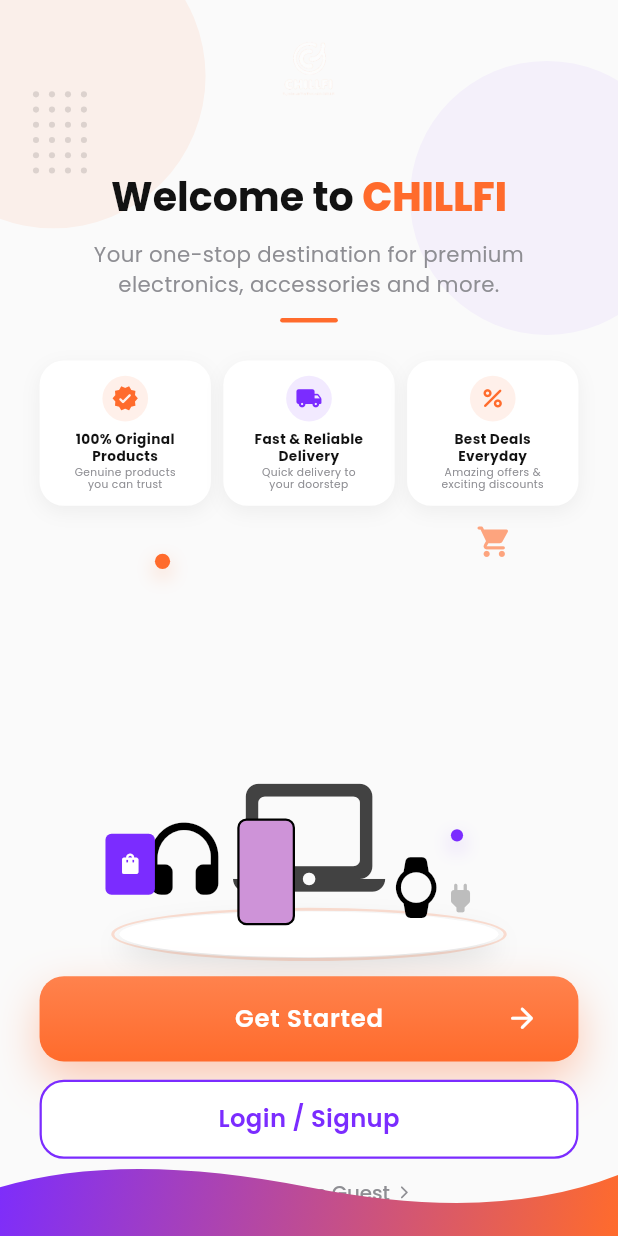
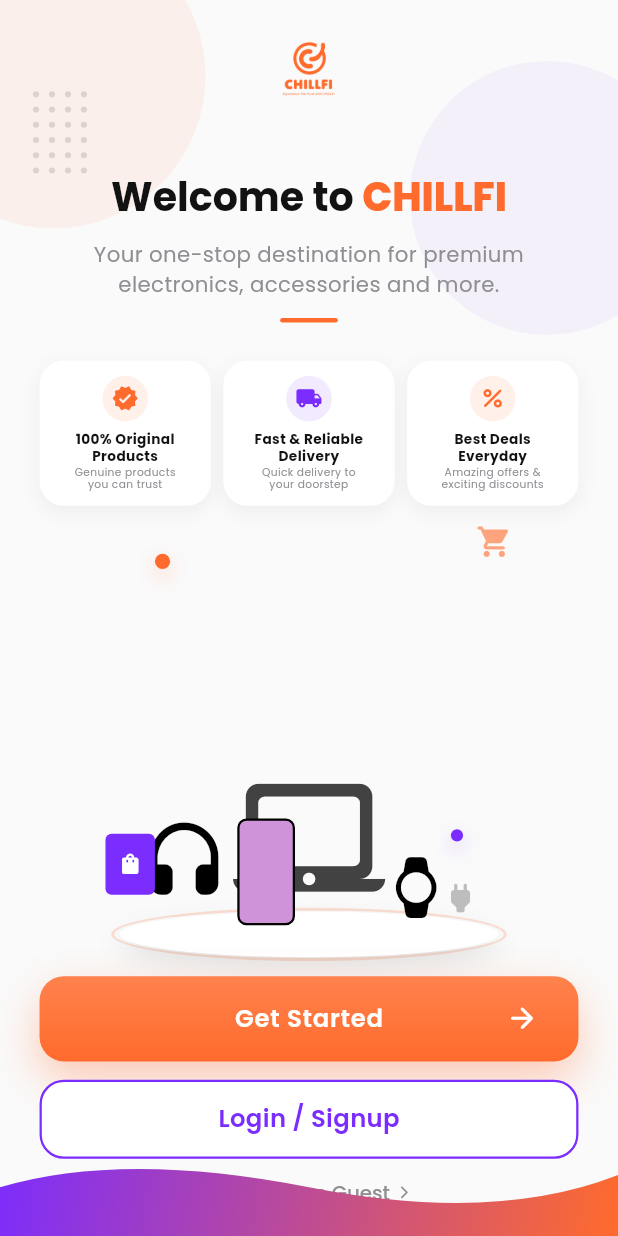
Before and after one commit to BussEnhancer/chillfi, a Flutter app: the WelcomeScreen screen opened directly, on a phone screen of 412 x 824 dp. Run offline on Flutter 3.47's test engine with Material 3 defaults, Android fonts, the phone set to English and light mode, and no system bars; our stand-ins replace cached_network_image, dio, firebase_auth, firebase_core, firebase_messaging, flutter_local_notifications and 8 more; accounts and stored records are empty; network calls fail.

Commit message:
UI polish (app): Welcome screen uses the colour logo (white logo was invisible on the light background)
Co-Authored-By: Claude Opus 5.5 <noreply@anthropic.com>

```diff
--- a/lib/features/auth/welcome_screen.dart
+++ b/lib/features/auth/welcome_screen.dart
@@ -92,7 +92,7 @@ class _WelcomeScreenState extends State<WelcomeScreen> with SingleTickerProvider
                     // LOGO SECTION - Center aligned logo only
                     Center(
                       child: Image.asset(
-                        'assets/images/logo.png',
+                        'assets/images/logo_color.png',
                         width: 80.w,
                         height: 80.h,
                         fit: BoxFit.contain,
```
